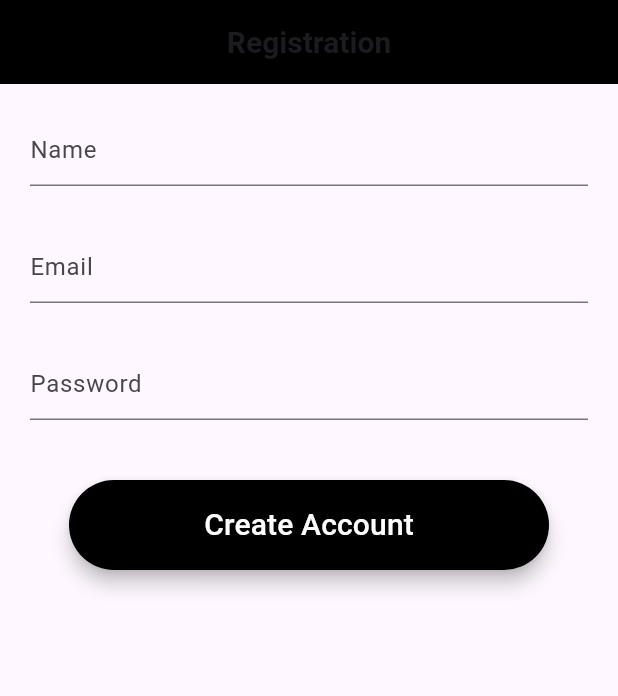
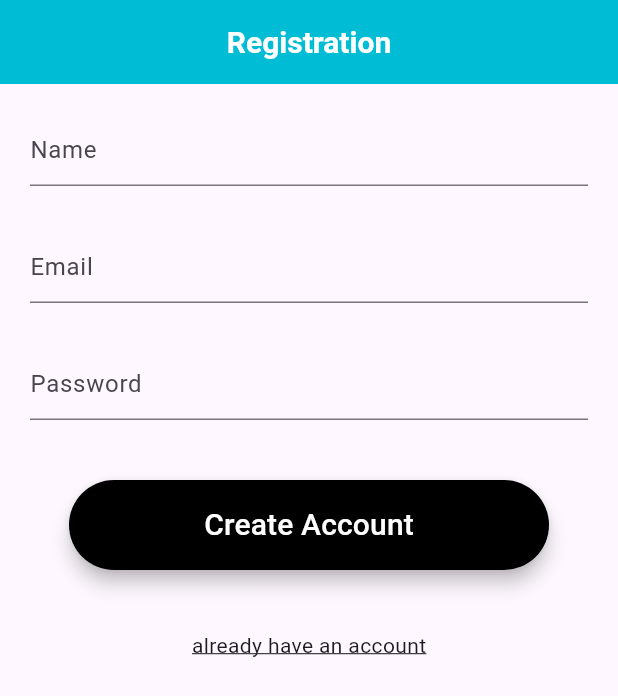
Before and after one commit to hsushwesin/flutter_app, a Flutter app: the screen it shows after launch, on a phone screen of 412 x 824 dp. Shown: the top 696 px of the screen. Run offline on Flutter 3.47's test engine with Material 3 defaults, Android fonts, the phone set to English and light mode, and no system bars.

```diff
--- a/flutter_app/lib/Screens/register_screen.dart
+++ b/flutter_app/lib/Screens/register_screen.dart
@@ -1,6 +1,7 @@
 import 'package:flutter/material.dart';
 
 import '../rounded_button.dart';
+import 'login_screen.dart';
 
 class RegisterScreen extends StatefulWidget {
   const RegisterScreen({super.key});
@@ -18,7 +19,7 @@ class _RegisterScreenState extends State<RegisterScreen> {
   Widget build(BuildContext context) {
     return Scaffold(
       appBar: AppBar(
-        backgroundColor: Colors.black,
+        backgroundColor: Colors.cyan,
         centerTitle: true,
         elevation: 0,
         title: const Text(
@@ -26,6 +27,7 @@ class _RegisterScreenState extends State<RegisterScreen> {
           style: TextStyle(
             fontSize: 20,
             fontWeight: FontWeight.bold,
+            color: Colors.white
           ),
         ),
       ),
@@ -77,6 +79,21 @@ class _RegisterScreenState extends State<RegisterScreen> {
             const SizedBox(
               height: 40,
             ),
+            GestureDetector(
+              onTap: () {
+                Navigator.push(
+                    context,
+                    MaterialPageRoute(
+                      builder: (BuildContext context) => const LoginScreen(),
+                    ));
+              },
+              child: const Text(
+                'already have an account',
+                style: TextStyle(
+                  decoration: TextDecoration.underline,
+                ),
+              ),
+            )
           ],
         ),
       ),
--- a/flutter_app/lib/rounded_button.dart
+++ b/flutter_app/lib/rounded_button.dart
@@ -3,10 +3,19 @@ import 'package:flutter/material.dart';
 class RoundedButton extends StatelessWidget {
   final String btnText;
   final Function onBtnPressed;
+  final double minWidth;
+  final double height;
+  final TextStyle? textStyle;
 
-  const RoundedButton(
-      {Key? key, required this.btnText, required this.onBtnPressed})
-      : super(key: key);
+  const RoundedButton({
+    Key? key,
+    required this.btnText,
+    required this.onBtnPressed,
+    this.minWidth = 320,
+    this.height = 60,
+    this.textStyle,
+  }) : super(key: key);
+
   @override
   Widget build(BuildContext context) {
     return Material(
@@ -17,11 +26,11 @@ class RoundedButton extends StatelessWidget {
         onPressed: () {
           onBtnPressed();
         },
-        minWidth: 320,
-        height: 60,
+        minWidth: minWidth,
+        height: height,
         child: Text(
           btnText,
-          style: const TextStyle(color: Colors.white, fontSize: 20),
+          style: textStyle ?? const TextStyle(color: Colors.white, fontSize: 20),
         ),
       ),
     );
```
Also changed, not shown: flutter_app/lib/Screens/login_screen.dart (added, +66 -0 lines).
